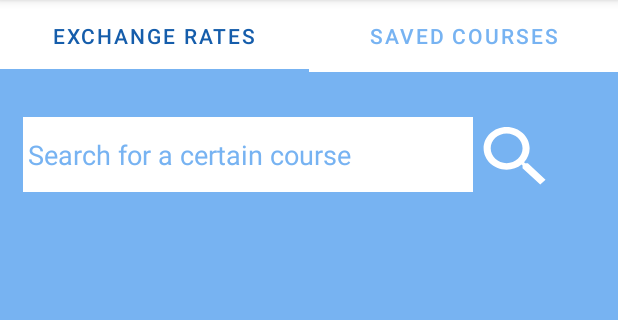
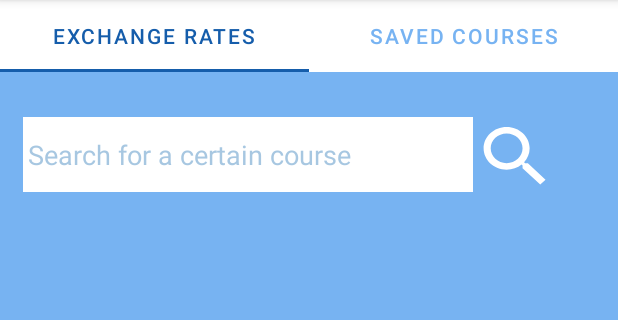
Before and after one commit to 8jackson6264/CurrencyExchangeProject, an Android app: the screen it shows after launch (MainActivity), on a phone screen of 412 x 824 dp, the part 84-404 px from its top. Run offline under Robolectric (Android 15) with nearby library versions, the phone set to English and light mode, and no system bars; our stand-ins replace Dagger/Hilt's generated code, data binding.

Commit message:
ui and managing tabs refactoring DONE

```diff
--- a/app/src/main/java/com/example/currencyexchange/ui/activities/MainActivity.java
+++ b/app/src/main/java/com/example/currencyexchange/ui/activities/MainActivity.java
@@ -44,7 +44,7 @@ public class MainActivity extends BaseActivity<ActivityMainBinding> {
         TabAdapter tabAdapter = new TabAdapter(this.getSupportFragmentManager(), getLifecycle(),
                 exchangeRatesTab, savedCoursesTab);
         binding.viewpager.setAdapter(tabAdapter);
-        binding.viewpager.setUserInputEnabled(false);
+        binding.viewpager.setUserInputEnabled(true);
         TabLayoutMediator mediator = new TabLayoutMediator(binding.tabs, binding.viewpager,
                 this::setTextToTabs);
         mediator.attach();
--- a/app/src/main/res/layout/activity_main.xml
+++ b/app/src/main/res/layout/activity_main.xml
@@ -14,7 +14,9 @@
             android:background="@color/white"
             app:layout_constraintTop_toTopOf="parent"
             app:tabSelectedTextColor="@color/blue"
-            app:tabTextColor="@color/lightBlue" />
+            app:tabTextColor="@color/lightBlue"
+            app:tabIndicatorColor="@color/blue"
+            />
 
         <androidx.viewpager2.widget.ViewPager2
             android:id="@+id/viewpager"
--- a/app/src/main/res/layout/tab_exchange_rates.xml
+++ b/app/src/main/res/layout/tab_exchange_rates.xml
@@ -14,8 +14,8 @@
             android:background="@color/white"
             android:hint="Search for a certain course"
             android:paddingStart="3dp"
-            android:textColor="@color/lightBlue"
-            android:textColorHint="@color/lightBlue"
+            android:textColor="@color/blueFaded"
+            android:textColorHint="@color/blueFaded"
             app:layout_constraintStart_toStartOf="parent"
             app:layout_constraintTop_toTopOf="parent"
             android:layout_marginStart="15dp"
--- a/app/src/main/res/values/colors.xml
+++ b/app/src/main/res/values/colors.xml
@@ -10,4 +10,5 @@
     <color name="lightBlue">#77b3f2</color>
     <color name="darkBlue">#021B35</color>
     <color name="blue">#155dab</color>
+    <color name="blueFaded">#855694C5</color>
 </resources>
```
